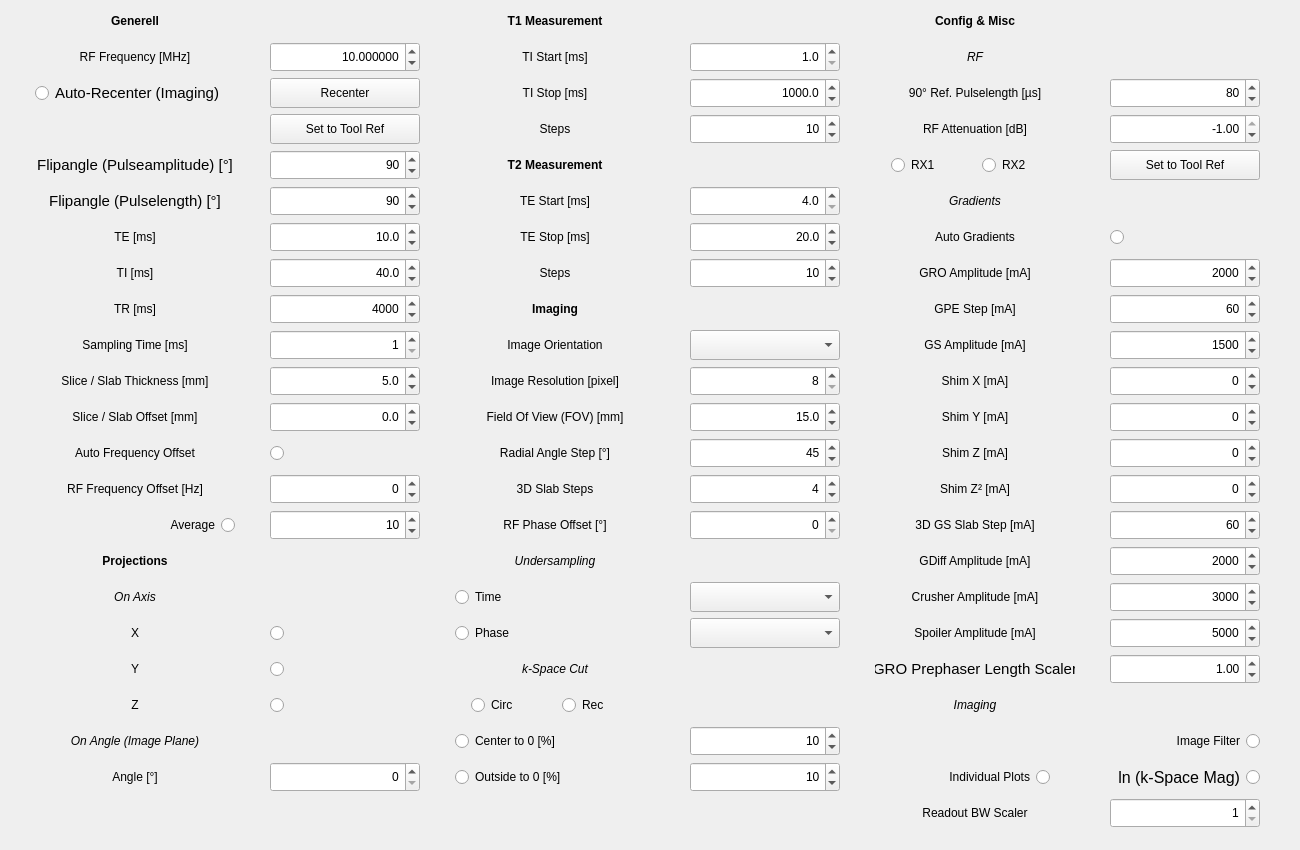
This is Applications/relax2/ui/parameters.ui in OpenMRI/ocra as Qt 5 draws it before an edit. The edited form follows.
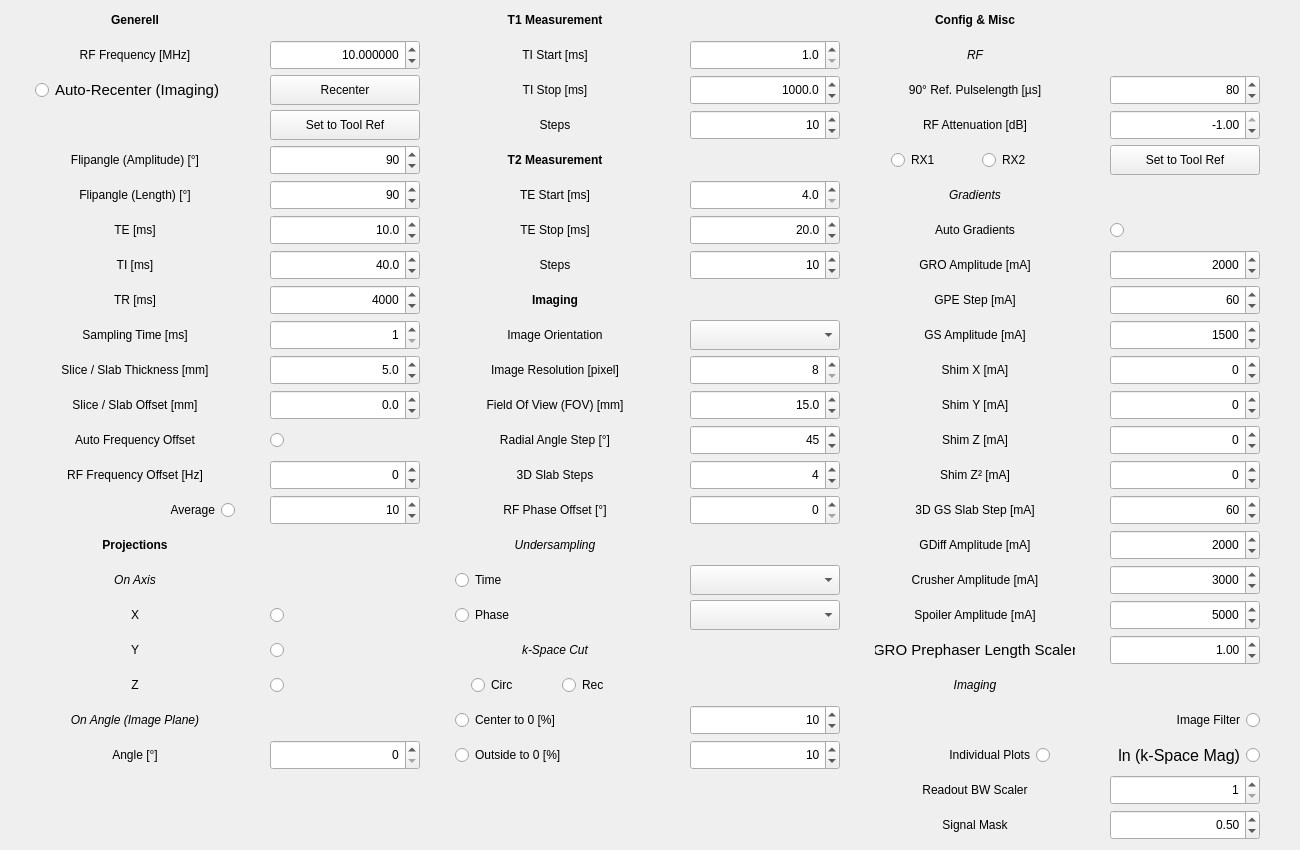
This is the edited form.

Patch:
```diff
--- a/Applications/relax2/ui/parameters.ui
+++ b/Applications/relax2/ui/parameters.ui
@@ -50,6 +50,31 @@
     <property name="spacing">
      <number>0</number>
     </property>
+    <item row="28" column="6">
+     <widget class="QRadioButton" name="Image_Filter_radioButton">
+      <property name="minimumSize">
+       <size>
+        <width>150</width>
+        <height>30</height>
+       </size>
+      </property>
+      <property name="maximumSize">
+       <size>
+        <width>150</width>
+        <height>30</height>
+       </size>
+      </property>
+      <property name="layoutDirection">
+       <enum>Qt::RightToLeft</enum>
+      </property>
+      <property name="text">
+       <string>Image Filter</string>
+      </property>
+      <property name="autoExclusive">
+       <bool>false</bool>
+      </property>
+     </widget>
+    </item>
     <item row="5" column="2">
      <widget class="QSpinBox" name="Flipangle_Amplitude_spinBox">
       <property name="minimumSize">
@@ -849,13 +874,8 @@
         <height>30</height>
        </size>
       </property>
-      <property name="font">
-       <font>
-        <pointsize>11</pointsize>
-       </font>
-      </property>
       <property name="text">
-       <string>Flipangle (Pulseamplitude) [°]</string>
+       <string>Flipangle (Amplitude) [°]</string>
       </property>
       <property name="alignment">
        <set>Qt::AlignCenter</set>
@@ -1018,13 +1038,8 @@
         <height>30</height>
        </size>
       </property>
-      <property name="font">
-       <font>
-        <pointsize>11</pointsize>
-       </font>
-      </property>
       <property name="text">
-       <string>Flipangle (Pulselength) [°]</string>
+       <string>Flipangle (Length) [°]</string>
       </property>
       <property name="alignment">
        <set>Qt::AlignCenter</set>
@@ -3040,28 +3055,53 @@
       </item>
      </layout>
     </item>
-    <item row="28" column="6">
-     <widget class="QRadioButton" name="Image_Filter_radioButton">
+    <item row="31" column="5">
+     <widget class="QLabel" name="label_28">
       <property name="minimumSize">
        <size>
-        <width>150</width>
+        <width>200</width>
         <height>30</height>
        </size>
       </property>
       <property name="maximumSize">
        <size>
-        <width>150</width>
+        <width>200</width>
         <height>30</height>
        </size>
       </property>
-      <property name="layoutDirection">
-       <enum>Qt::RightToLeft</enum>
-      </property>
       <property name="text">
-       <string>Image Filter</string>
+       <string>Signal Mask</string>
       </property>
-      <property name="autoExclusive">
-       <bool>false</bool>
+      <property name="alignment">
+       <set>Qt::AlignCenter</set>
+      </property>
+     </widget>
+    </item>
+    <item row="31" column="6">
+     <widget class="QDoubleSpinBox" name="SignalMask_doubleSpinBox">
+      <property name="minimumSize">
+       <size>
+        <width>150</width>
+        <height>30</height>
+       </size>
+      </property>
+      <property name="maximumSize">
+       <size>
+        <width>150</width>
+        <height>30</height>
+       </size>
+      </property>
+      <property name="alignment">
+       <set>Qt::AlignRight|Qt::AlignTrailing|Qt::AlignVCenter</set>
+      </property>
+      <property name="maximum">
+       <double>1.000000000000000</double>
+      </property>
+      <property name="singleStep">
+       <double>0.050000000000000</double>
+      </property>
+      <property name="value">
+       <double>0.500000000000000</double>
       </property>
      </widget>
     </item>
```
